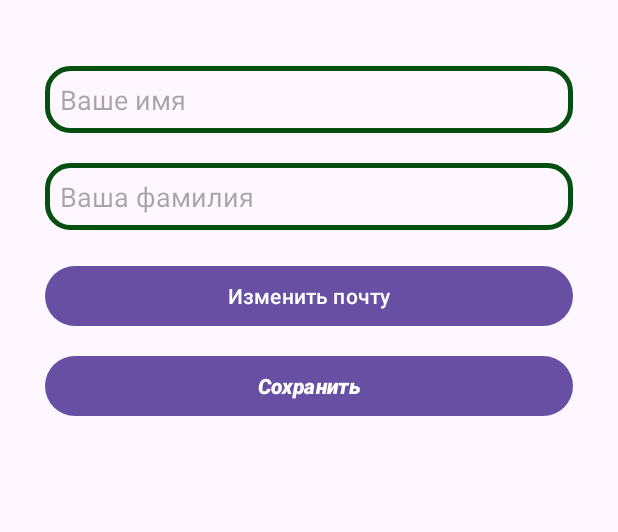
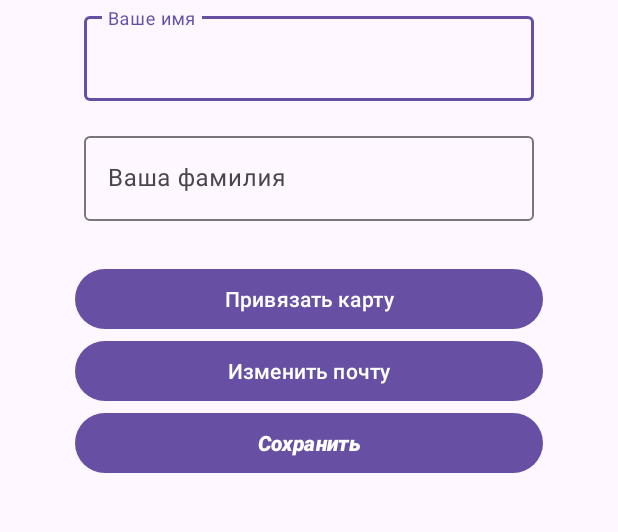
Before and after one commit to Orazjan/Library, an Android app: the SettingsActivity screen opened directly, with no data from a screen before it, on a phone screen of 412 x 824 dp, the part 384-916 px from its top. Run offline under Robolectric (Android 15) with nearby library versions, the phone set to English and light mode, and no system bars; our stand-ins replace Firebase (no records; nobody signed in at launch, a user with empty details on screens opened directly).

Commit message:
fixed many bugs. Fixed add_to_card fragment

```diff
--- a/app/src/main/AndroidManifest.xml
+++ b/app/src/main/AndroidManifest.xml
@@ -20,7 +20,7 @@
         android:theme="@style/Theme.Library"
         tools:targetApi="31">
         <activity
-            android:name=".UI.Activities.PaymentsActivity"
+            android:name=".UI.Activities.addCardActivity"
             android:exported="false" />
         <activity
             android:name=".UI.Activities.ShowAllActivity"
--- a/app/src/main/java/com/example/library/UI/Activities/CartActivity.java
+++ b/app/src/main/java/com/example/library/UI/Activities/CartActivity.java
@@ -1,6 +1,5 @@
 package com.example.library.UI.Activities;
 
-import android.content.Intent;
 import android.os.Bundle;
 import android.widget.Button;
 import android.widget.TextView;
@@ -47,7 +46,7 @@ public class CartActivity extends AppCompatActivity {
             if (cartItems.isEmpty()) {
                 Toast.makeText(this, "Корзина пуста", Toast.LENGTH_SHORT).show();
             } else {
-                startActivity(new Intent(CartActivity.this, PaymentsActivity.class));
+                Toast.makeText(this, "Оформление заказа", Toast.LENGTH_SHORT).show();
             }
         });
     }
--- a/app/src/main/java/com/example/library/UI/Activities/DetailedActivity.java
+++ b/app/src/main/java/com/example/library/UI/Activities/DetailedActivity.java
@@ -105,7 +105,7 @@ public class DetailedActivity extends AppCompatActivity {
             }
         });
         buy_now.setOnClickListener(v -> {
-            startActivity(new Intent(DetailedActivity.this, PaymentsActivity.class));
+            Toast.makeText(this, "Скоро будет оформление заказа", Toast.LENGTH_SHORT).show();
         });
     }
 
--- a/app/src/main/java/com/example/library/UI/Activities/SettingsActivity.java
+++ b/app/src/main/java/com/example/library/UI/Activities/SettingsActivity.java
@@ -27,12 +27,13 @@ import com.google.firebase.auth.FirebaseUser;
 import com.google.firebase.auth.SignInMethodQueryResult;
 import com.google.firebase.database.DatabaseReference;
 import com.google.firebase.database.FirebaseDatabase;
+import com.google.firebase.firestore.FirebaseFirestore;
 
 import java.util.HashMap;
 import java.util.Map;
 
 public class SettingsActivity extends AppCompatActivity {
-    private Button saveSettingsTv, changeBtn;
+    private Button saveSettingsTv, changeBtn, connectCart;
     private FirebaseAuth mAuth;
     private EditText userName, userFam;
     private DatabaseReference databaseReference;
@@ -42,7 +43,7 @@ public class SettingsActivity extends AppCompatActivity {
         super.onCreate(savedInstanceState);
         EdgeToEdge.enable(this);
         setContentView(R.layout.activity_settings);
-        ViewCompat.setOnApplyWindowInsetsListener(findViewById(R.id.main), (v, insets) -> {
+        ViewCompat.setOnApplyWindowInsetsListener(findViewById(R.id.settingActivity), (v, insets) -> {
             Insets systemBars = insets.getInsets(WindowInsetsCompat.Type.systemBars());
             v.setPadding(systemBars.left, systemBars.top, systemBars.right, systemBars.bottom);
             return insets;
@@ -54,13 +55,12 @@ public class SettingsActivity extends AppCompatActivity {
         saveSettingsTv = findViewById(R.id.save_settings_tv);
         mAuth = FirebaseAuth.getInstance();
         userName = findViewById(R.id.userName);
-        userFam = findViewById(R.id.userFam);
-
+        userFam = findViewById(R.id.userfam);
+        connectCart = findViewById(R.id.btnConnectCard);
         saveSettingsTv.setOnClickListener(view ->
         {
-            saveUserDataToFirebase();
+            saveUserDataToFirebaseFirestore();
             Toast.makeText(this, "Данные сохранены", Toast.LENGTH_SHORT).show();
-            // В вашем SettingsActivity при переходе на HomeActivity
             Intent intent = new Intent(SettingsActivity.this, HomeActivity.class);
             intent.putExtra("fromSettings", true);
             startActivity(intent);
@@ -70,6 +70,14 @@ public class SettingsActivity extends AppCompatActivity {
             @Override
             public void onClick(View v) {
                 showChangeEmailDialog();
+            }
+        });
+        connectCart.setOnClickListener(new View.OnClickListener() {
+            @Override
+            public void onClick(View view) {
+                Intent intent = new Intent(SettingsActivity.this, addCardActivity.class);
+                intent.putExtra("open_add_card", true); // Пример флага
+                startActivity(intent);
             }
         });
     }
@@ -194,30 +202,32 @@ public class SettingsActivity extends AppCompatActivity {
         });
     }
 
-    private void saveUserDataToFirebase() {
+    private void saveUserDataToFirebaseFirestore() {
         String name = userName.getText().toString().trim();
         String family = userFam.getText().toString().trim();
 
         if (!name.isEmpty() && !family.isEmpty()) {
             FirebaseUser currentUser = FirebaseAuth.getInstance().getCurrentUser();
             if (currentUser != null) {
+                String uid = currentUser.getUid();
                 String email = currentUser.getEmail();
-                String uid = currentUser.getUid();
-                DatabaseReference userRef = databaseReference.child(uid);
 
-                Map<String, String> userData = new HashMap<>();
+                FirebaseFirestore db = FirebaseFirestore.getInstance();
+
+                Map<String, Object> userData = new HashMap<>();
                 userData.put("username", name);
                 userData.put("userFam", family);
                 userData.put("userMail", email);
 
-                userRef.setValue(userData)
+                db.collection("users").document(uid)
+                        .collection("userInfo").add(userData)
                         .addOnSuccessListener(aVoid -> {
-                            Toast.makeText(this, "Данные успешно сохранены", Toast.LENGTH_SHORT).show();
+                            Toast.makeText(this, "Данные успешно сохранены в Firestore", Toast.LENGTH_SHORT).show();
                             userName.getText().clear();
                             userFam.getText().clear();
                         })
                         .addOnFailureListener(e -> {
-                            Toast.makeText(this, "Ошибка сохранения данных: " + e.getMessage(), Toast.LENGTH_SHORT).show();
+                            Toast.makeText(this, "Ошибка сохранения данных в Firestore: " + e.getMessage(), Toast.LENGTH_SHORT).show();
                         });
             } else {
                 Toast.makeText(this, "Ошибка авторизации", Toast.LENGTH_SHORT).show();
--- /dev/null
+++ b/app/src/main/res/layout/activity_add_card.xml
@@ -0,0 +1,5 @@
+<?xml version="1.0" encoding="utf-8"?>
+<FrameLayout xmlns:android="http://schemas.android.com/apk/res/android"
+    android:id="@+id/fragment_container"
+    android:layout_width="match_parent"
+    android:layout_height="match_parent" />
--- a/app/src/main/res/layout/activity_settings.xml
+++ b/app/src/main/res/layout/activity_settings.xml
@@ -1,11 +1,11 @@
 <?xml version="1.0" encoding="utf-8"?>
 <RelativeLayout xmlns:android="http://schemas.android.com/apk/res/android"
     xmlns:tools="http://schemas.android.com/tools"
-    android:id="@+id/main"
     android:layout_width="match_parent"
     android:layout_height="match_parent"
+    android:id="@+id/settingActivity"
+    xmlns:app="http://schemas.android.com/apk/res-auto"
     tools:context=".UI.Activities.SettingsActivity">
-
 
     <ImageView
         android:id="@+id/logo"
@@ -16,48 +16,69 @@
         android:layout_marginRight="150sp"
         android:src="@drawable/logo" />
 
-    <EditText
+    <com.google.android.material.textfield.TextInputLayout
+        android:id="@+id/textuserName"
+        android:layout_width="wrap_content"
+        android:layout_height="80sp"
+        android:layout_below="@+id/logo"
+        android:layout_centerHorizontal="true"
+        android:hint="Ваше имя"
+        android:padding="5dp"
+        android:textColor="@color/black"
+
+        app:errorEnabled="true">
+
+
+        <com.google.android.material.textfield.TextInputEditText
             android:id="@+id/userName"
+            android:layout_width="300sp"
+            android:layout_height="wrap_content"
+            android:inputType="textCapSentences" />
+
+    </com.google.android.material.textfield.TextInputLayout>
+
+    <com.google.android.material.textfield.TextInputLayout
+        android:id="@+id/textuserfam"
+        android:layout_width="wrap_content"
+        android:layout_height="80sp"
+        android:layout_below="@+id/textuserName"
+        android:layout_centerHorizontal="true"
+        android:hint="Ваша фамилия"
+        android:padding="5dp"
+        android:textColor="@color/black"
+
+        app:errorEnabled="true">
+
+
+        <com.google.android.material.textfield.TextInputEditText
+            android:id="@+id/userfam"
+            android:layout_width="300sp"
+            android:layout_height="wrap_content"
+            android:inputType="textCapSentences" />
+
+    </com.google.android.material.textfield.TextInputLayout>
+
+    <LinearLayout
         android:layout_width="match_parent"
         android:layout_height="wrap_content"
+        android:layout_below="@+id/textuserfam"
         android:layout_centerHorizontal="true"
-        android:layout_marginLeft="30dp"
-        android:layout_marginTop="300dp"
-        android:layout_marginRight="30dp"
-        android:background="@drawable/input_design"
-        android:hint="Ваше имя"
-        android:inputType="textCapSentences"
-        android:padding="10dp"
-        android:textColor="@color/black"
+        android:layout_marginTop="15sp"
+        android:gravity="center"
+        android:orientation="vertical"
+        android:paddingStart="50sp"
+        android:paddingEnd="50sp">
 
-        />
-
-    <EditText
-        android:id="@+id/userFam"
+        <Button
+            android:id="@+id/btnConnectCard"
             android:layout_width="match_parent"
             android:layout_height="wrap_content"
-        android:layout_below="@+id/userName"
-        android:layout_marginLeft="30dp"
-        android:layout_marginTop="20dp"
-        android:layout_marginRight="30dp"
-        android:background="@drawable/input_design"
-        android:hint="Ваша фамилия"
-        android:inputType="textCapSentences"
-        android:padding="10dp"
-        android:textColor="@color/black"
-
-        />
-
+            android:text="Привязать карту" />
 
         <Button
             android:id="@+id/btnChangeEmail"
             android:layout_width="match_parent"
             android:layout_height="wrap_content"
-        android:layout_below="@+id/userFam"
-        android:layout_centerHorizontal="true"
-        android:layout_marginLeft="30dp"
-        android:layout_marginTop="20dp"
-        android:layout_marginRight="30dp"
             android:text="Изменить почту" />
 
 
@@ -65,11 +86,8 @@
             android:id="@+id/save_settings_tv"
             android:layout_width="match_parent"
             android:layout_height="wrap_content"
-        android:layout_below="@+id/btnChangeEmail"
-        android:layout_marginLeft="30dp"
-        android:layout_marginTop="12dp"
-        android:layout_marginRight="30dp"
             android:text="Сохранить"
             android:textStyle="bold|italic" />
+    </LinearLayout>
 
 </RelativeLayout>
```
Also changed, not shown: app/src/main/java/com/example/library/UI/Activities/addCardActivity.java (added, +32 -0 lines), app/src/main/java/com/example/library/UI/Activities/ui/home/addCard.java (renamed from app/src/main/java/com/example/library/UI/Activities/PaymentsActivity.java, +114 -107 lines), app/src/main/res/layout/addcardfragment.xml (renamed from app/src/main/res/layout/activity_payments.xml, +38 -14 lines). Lines whose indentation alone changed are shown as unchanged.
